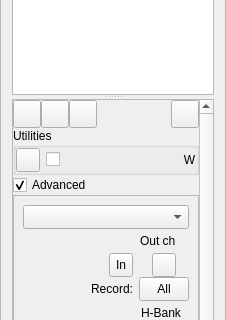
Old version of the form oom/widgets/mtrackinfobase.ui in the repository ccherrett/oom; both pictures show x 0 to 226 and y 130 to 450 of the 226 by 580 pixel window.
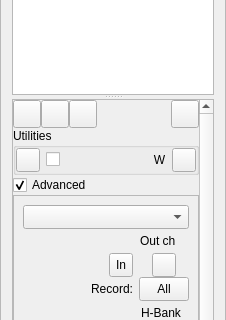
New version of the form. Custom widgets are drawn as their Qt base class.

Commit message: Toggle comments in PR, transpose/comment buttons now have icons

What changed in the file:
```diff
--- a/oom/widgets/mtrackinfobase.ui
+++ b/oom/widgets/mtrackinfobase.ui
@@ -402,6 +402,31 @@
                  </property>
                 </widget>
                </item>
+               <item>
+                <widget class="QPushButton" name="btnComments">
+                 <property name="minimumSize">
+                  <size>
+                   <width>24</width>
+                   <height>24</height>
+                  </size>
+                 </property>
+                 <property name="maximumSize">
+                  <size>
+                   <width>24</width>
+                   <height>24</height>
+                  </size>
+                 </property>
+                 <property name="toolTip">
+                  <string>Toggle on/off canvas comments</string>
+                 </property>
+                 <property name="text">
+                  <string/>
+                 </property>
+                 <property name="checkable">
+                  <bool>true</bool>
+                 </property>
+                </widget>
+               </item>
               </layout>
              </item>
             </layout>
```
The commit also changes 11 other files.
